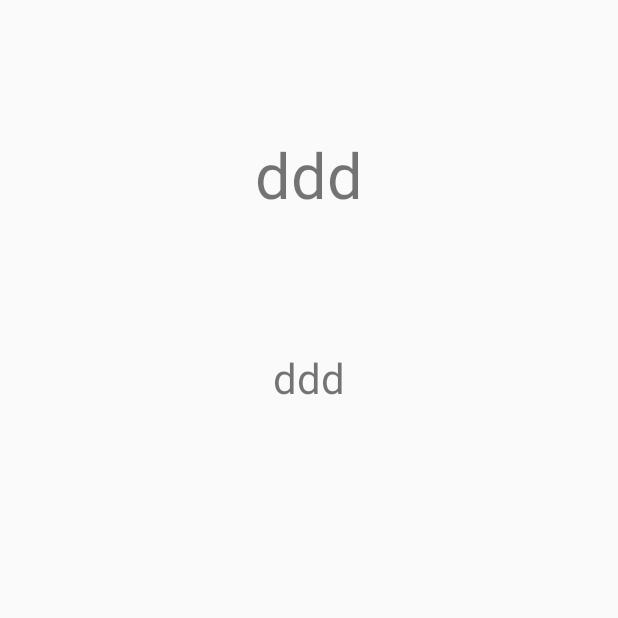
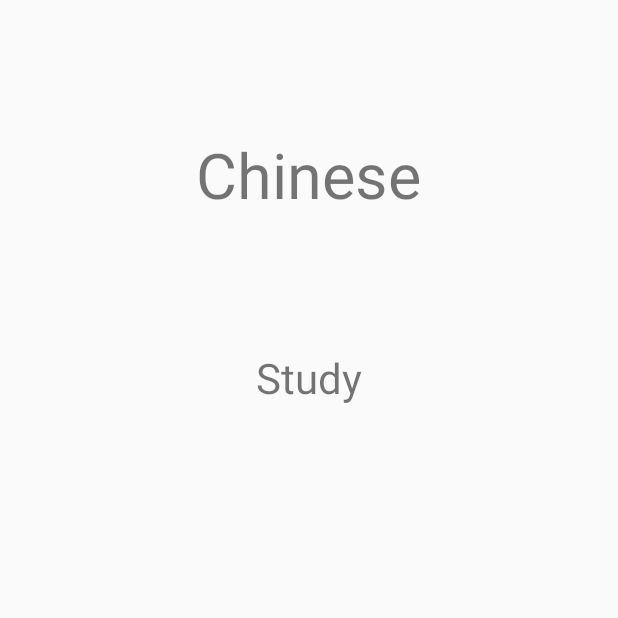
Before and after one commit to DanielWorld/chinesestudy, an Android app: the SplashActivity screen opened directly, with no data from a screen before it, on a phone screen of 412 x 824 dp, the top half of it. Run offline under Robolectric (Android 15) with nearby library versions, the phone set to English and light mode, and no system bars; 1 statement that could not run was skipped.

Commit message:
updated new chinese data

```diff
--- a/app/src/main/res/layout/activity_splash.xml
+++ b/app/src/main/res/layout/activity_splash.xml
@@ -8,7 +8,7 @@
         android:layout_width="wrap_content"
         android:layout_height="wrap_content"
         android:id="@+id/splash_title"
-        android:text="ddd"
+        android:text="Chinese"
         android:layout_gravity="center_horizontal"
         android:layout_margin="88dp"
         android:textSize="42sp"/>
@@ -17,7 +17,7 @@
         android:textSize="28sp"
         android:layout_width="wrap_content"
         android:layout_height="wrap_content"
-        android:text="ddd"
+        android:text="Study"
         android:layout_gravity="center_horizontal"
         android:id="@+id/splash_subtitle"/>
 
--- a/settings.gradle
+++ b/settings.gradle
@@ -1 +1,4 @@
 include ':app'
+
+include ':DanielParkUtility'
+project(':DanielParkUtility').projectDir = new File('../Android/DanielParkUtility')
```
Also changed, not shown: app/build.gradle (+4 -4 lines), app/src/main/java/com/danielworld/chinesestudy/model/ChineseData.java (+13 -1 lines), 3 other files.
